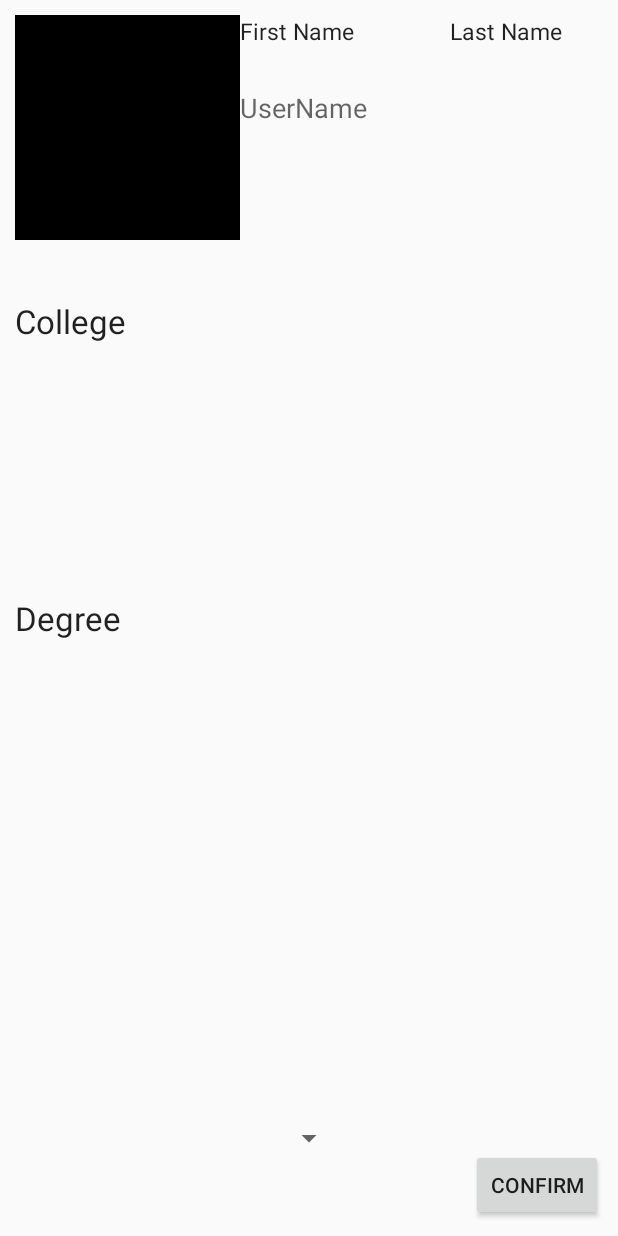
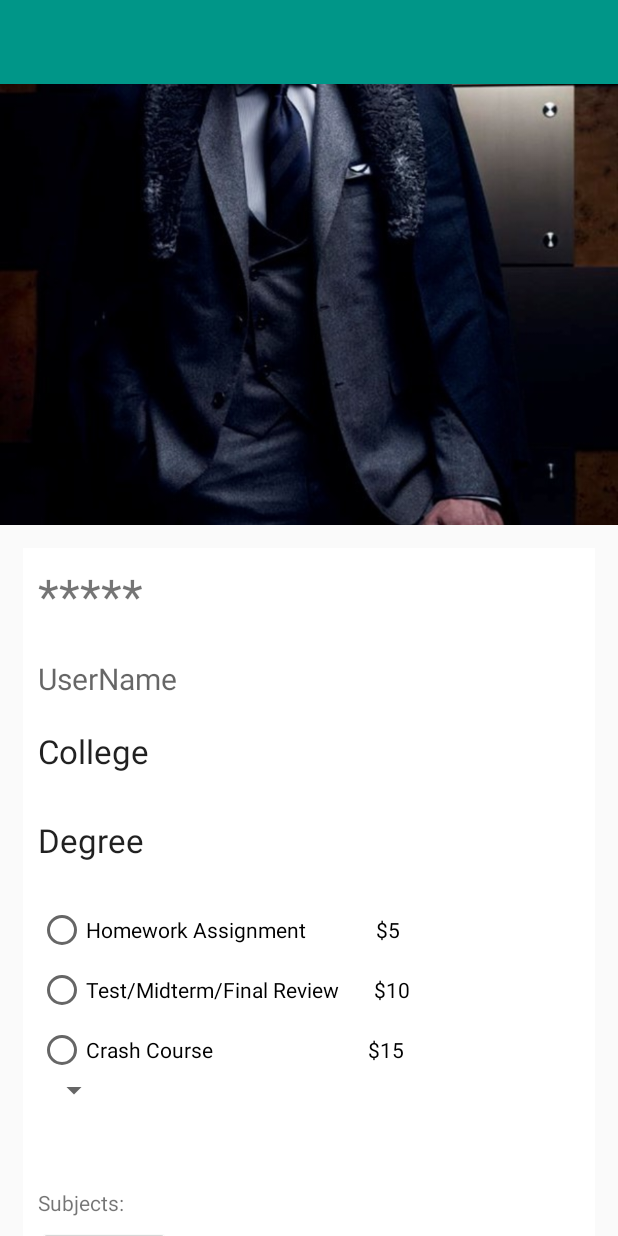
Before and after one commit to thesultanster/SwiftTutor, an Android app: the layout activity_profile.xml on its own in the app's theme, with its tools: preview values and no code run, on a phone screen of 412 x 824 dp. Run offline under Robolectric (Android 15) with nearby library versions, the phone set to English and light mode, and no system bars.

Commit message:
TutorList Row updated Distance Calculated Profile Page made Profile Page Toolbar made Miles Calculated for distance

```diff
--- a/app/src/main/res/layout/activity_profile.xml
+++ b/app/src/main/res/layout/activity_profile.xml
@@ -1,95 +1,153 @@
 <?xml version="1.0" encoding="utf-8"?>
-<RelativeLayout xmlns:android="http://schemas.android.com/apk/res/android"
-    xmlns:tools="http://schemas.android.com/tools" android:layout_width="match_parent"
+
+<android.support.design.widget.CoordinatorLayout xmlns:android="http://schemas.android.com/apk/res/android"
+    xmlns:app="http://schemas.android.com/apk/res-auto"
+    xmlns:tools="http://schemas.android.com/tools"
+    android:id="@+id/coord_layout"
+    android:layout_width="match_parent"
     android:layout_height="match_parent"
+    tools:context=".Profile">
+
+
+    <!-- Scrollable View -->
+    <android.support.v4.widget.NestedScrollView
+        android:layout_width="match_parent"
+        android:layout_height="match_parent"
+        android:layout_margin="15sp"
+        android:background="#FFffffff"
+        app:layout_behavior="@string/appbar_scrolling_view_behavior">
+
+
+            <LinearLayout
+                android:layout_width="match_parent"
+                android:layout_height="match_parent"
+                android:paddingBottom="10sp"
                 android:paddingLeft="10sp"
                 android:paddingRight="10sp"
                 android:paddingTop="10sp"
-    android:paddingBottom="10sp"
-    tools:context="com.example.haasith.parse2.profile">
-
-    <ImageView
-        android:layout_width="150sp"
-        android:layout_height="150sp"
-        android:id="@+id/profilepic"
-        android:background="#000"
-        android:layout_alignTop="@+id/firstname"
-        android:layout_alignParentLeft="true"
-        android:layout_alignParentStart="true" />
+                android:orientation="vertical">
 
                 <TextView
+                    android:layout_width="match_parent"
+                    android:layout_height="wrap_content"
+                    android:textSize="32sp"
+                    android:text="*****"/>
+
+                <TextView
+                    android:id="@+id/username"
                     android:layout_width="wrap_content"
                     android:layout_height="wrap_content"
-        android:textAppearance="?android:attr/textAppearanceLarge"
-        android:text="First Name"
-        android:id="@+id/firstname"
-        android:textSize="15sp"
-        android:layout_alignTop="@+id/lastname"
-        android:layout_toRightOf="@+id/profilepic"
-        android:layout_toEndOf="@+id/profilepic" />
+                    android:layout_marginTop="20dp"
+                    android:text="UserName"
+                    android:textAppearance="?android:attr/textAppearanceMedium"
+                    android:textSize="20sp" />
 
                 <TextView
+                    android:id="@+id/collegeprofile"
                     android:layout_width="wrap_content"
                     android:layout_height="wrap_content"
-        android:textAppearance="?android:attr/textAppearanceLarge"
-        android:text="Last Name"
-        android:id="@+id/lastname"
-        android:textSize="15sp"
-        android:layout_alignParentTop="true"
-        android:layout_alignParentRight="true"
-        android:layout_alignParentEnd="true"
-        android:layout_marginRight="27sp"
-        android:layout_marginEnd="27dp" />
+                    android:layout_marginTop="20dp"
+                    android:text="College"
+                    android:textAppearance="?android:attr/textAppearanceLarge" />
 
                 <TextView
+                    android:id="@+id/degreeprofile"
                     android:layout_width="wrap_content"
                     android:layout_height="wrap_content"
-        android:textAppearance="?android:attr/textAppearanceMedium"
-        android:text="UserName"
-        android:id="@+id/username"
-        android:layout_below="@+id/firstname"
-        android:layout_toRightOf="@+id/profilepic"
-        android:layout_toEndOf="@+id/profilepic"
-        android:layout_marginTop="28dp" />
+                    android:layout_marginTop="30sp"
+                    android:text="Degree"
+                    android:textAppearance="?android:attr/textAppearanceLarge" />
+
+                <RadioButton
+                    android:id="@+id/homeworkAssignment"
+                    android:layout_width="match_parent"
+                    android:layout_height="30sp"
+                    android:layout_marginTop="30sp"
+                    android:text="Homework Assignment              $5" />
+
+                <RadioButton
+                    android:id="@+id/testReview"
+                    android:layout_width="match_parent"
+                    android:layout_height="30sp"
+                    android:layout_marginTop="10sp"
+                    android:text="Test/Midterm/Final Review       $10" />
+
+                <RadioButton
+                    android:id="@+id/crashCourse"
+                    android:layout_width="match_parent"
+                    android:layout_height="30sp"
+                    android:layout_marginTop="10sp"
+                    android:text="Crash Course                               $15" />
+
 
                 <Spinner
+                    android:id="@+id/spinner"
                     android:layout_width="wrap_content"
                     android:layout_height="wrap_content"
-        android:id="@+id/spinner"
                     android:layout_alignParentBottom="true"
                     android:layout_centerHorizontal="true"
                     android:layout_marginBottom="43dp"
                     android:spinnerMode="dropdown" />
 
+
+                <TextView
+                    android:id="@+id/subjects"
+                    android:layout_width="match_parent"
+                    android:layout_height="25sp"
+                    android:layout_marginTop="10sp"
+                    android:text="Subjects:" />
+
                 <Button
+                    android:id="@+id/confirmpayment"
                     android:layout_width="wrap_content"
                     android:layout_height="wrap_content"
-        android:text="Confirm"
-        android:id="@+id/confirmpayment"
                     android:onClick="openpayment"
-        android:layout_alignParentBottom="true"
-        android:layout_alignParentRight="true"
-        android:layout_alignParentEnd="true" />
+                    android:text="Confirm" />
 
                 <TextView
+                    android:id="@+id/classes"
                     android:layout_width="wrap_content"
                     android:layout_height="wrap_content"
-        android:textAppearance="?android:attr/textAppearanceLarge"
-        android:text="College"
-        android:id="@+id/collegeprofile"
-        android:layout_marginTop="39dp"
-        android:layout_below="@+id/profilepic"
-        android:layout_alignLeft="@+id/profilepic"
-        android:layout_alignStart="@+id/profilepic" />
+                    android:text="classes"
+                    android:textAppearance="?android:attr/textAppearanceSmall" />
 
-    <TextView
-        android:layout_width="wrap_content"
-        android:layout_height="wrap_content"
-        android:textAppearance="?android:attr/textAppearanceLarge"
-        android:text="Degree"
-        android:id="@+id/degreeprofile"
-        android:layout_centerVertical="true"
-        android:layout_alignLeft="@+id/collegeprofile"
-        android:layout_alignStart="@+id/collegeprofile" />
 
-</RelativeLayout>
+            </LinearLayout>
+
+
+    </android.support.v4.widget.NestedScrollView>
+
+
+    <android.support.design.widget.AppBarLayout
+        android:layout_width="match_parent"
+        android:layout_height="350dp">
+
+        <android.support.design.widget.CollapsingToolbarLayout
+            android:id="@+id/collapsingToolbarLayout"
+            android:layout_width="match_parent"
+            android:layout_height="match_parent"
+            app:contentScrim="?attr/colorPrimary"
+            app:layout_scrollFlags="scroll|exitUntilCollapsed">
+
+            <ImageView
+                android:id="@+id/profileImage"
+                android:layout_width="match_parent"
+                android:layout_height="350dp"
+                android:layout_alignParentTop="true"
+                android:scaleType="centerCrop"
+                android:src="@drawable/prof"
+                app:layout_collapseMode="parallax"
+                app:layout_collapseParallaxMultiplier="0.7" />
+
+            <android.support.v7.widget.Toolbar
+                android:id="@+id/toolbar"
+                android:layout_width="match_parent"
+                android:layout_height="@dimen/abc_action_bar_default_height_material"
+                android:background="?attr/colorPrimary"
+                android:minHeight="?attr/actionBarSize"
+                android:theme="@style/AppTheme.Dark"
+                app:layout_collapseMode="pin" />
+
+        </android.support.design.widget.CollapsingToolbarLayout>
+    </android.support.design.widget.AppBarLayout>
+</android.support.design.widget.CoordinatorLayout>
```
Lines whose indentation alone changed are shown as unchanged.
